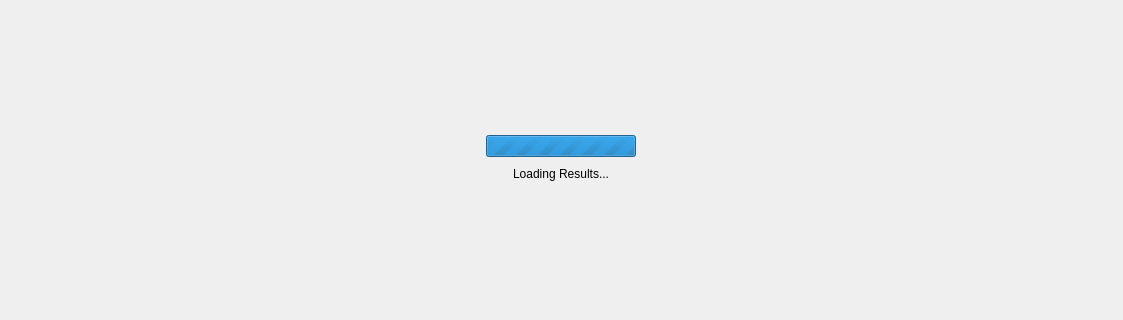
Old version of the form src/mainwindow.ui in the repository KDAB/hotspot; both pictures show x 0 to 1123 and y 254 to 574 of the 1123 by 769 pixel window.
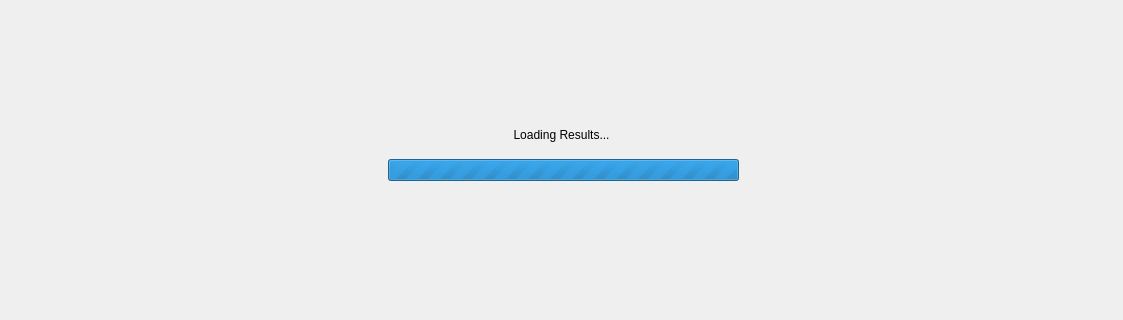
New version of the form. The open tabs and pages were chosen to show the change. Icons and pictures are not drawn. Custom widgets are drawn as their Qt base class.

Commit message:
Use spacers to center-align the progress bar
This gives us a resolution independent sizing of the progress bar
which used to be tiny before.

What changed in the file:
```diff
--- a/src/mainwindow.ui
+++ b/src/mainwindow.ui
@@ -156,32 +156,7 @@
           </widget>
           <widget class="QWidget" name="parseProgressPage">
            <layout class="QVBoxLayout" name="verticalLayout_8">
-            <item alignment="Qt::AlignHCenter">
-             <widget class="QProgressBar" name="openFileProgressBar">
-              <property name="minimumSize">
-               <size>
-                <width>150</width>
-                <height>0</height>
-               </size>
-              </property>
-              <property name="maximumSize">
-               <size>
-                <width>150</width>
-                <height>16777215</height>
-               </size>
-              </property>
-              <property name="maximum">
-               <number>0</number>
-              </property>
-              <property name="value">
-               <number>-1</number>
-              </property>
-              <property name="alignment">
-               <set>Qt::AlignCenter</set>
-              </property>
-             </widget>
-            </item>
-            <item alignment="Qt::AlignHCenter|Qt::AlignVCenter">
+            <item>
              <widget class="QLabel" name="loadingResultsLabel">
               <property name="text">
                <string>Loading Results...</string>
@@ -191,6 +166,48 @@
               </property>
              </widget>
             </item>
+            <item>
+             <widget class="QWidget" name="widget" native="true">
+              <layout class="QHBoxLayout" name="horizontalLayout">
+               <item>
+                <spacer name="horizontalSpacer">
+                 <property name="orientation">
+                  <enum>Qt::Horizontal</enum>
+                 </property>
+                 <property name="sizeHint" stdset="0">
+                  <size>
+                   <width>355</width>
+                   <height>20</height>
+                  </size>
+                 </property>
+                </spacer>
+               </item>
+               <item>
+                <widget class="QProgressBar" name="openFileProgressBar">
+                 <property name="maximum">
+                  <number>0</number>
+                 </property>
+                 <property name="value">
+                  <number>-1</number>
+                 </property>
+                </widget>
+               </item>
+               <item>
+                <spacer name="horizontalSpacer_2">
+                 <property name="orientation">
+                  <enum>Qt::Horizontal</enum>
+                 </property>
+                 <property name="sizeHint" stdset="0">
+                  <size>
+                   <width>40</width>
+                   <height>20</height>
+                  </size>
+                 </property>
+                </spacer>
+               </item>
+              </layout>
+             </widget>
+            </item>
            </layout>
           </widget>
          </widget>
```
